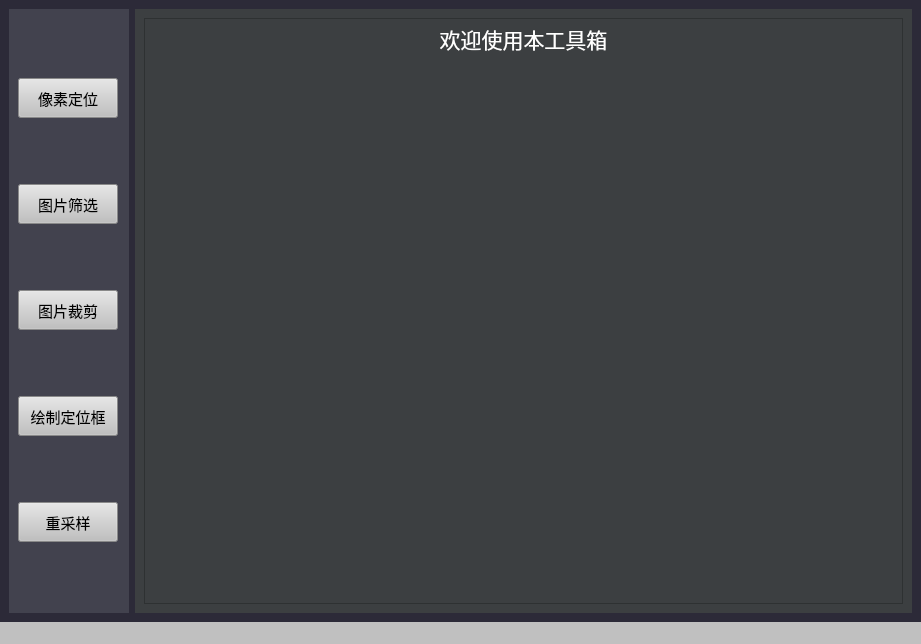
This is UI_MainWindow.ui in COKID/ImageToolsGUI as Qt 5 draws it before an edit. The edited form follows.
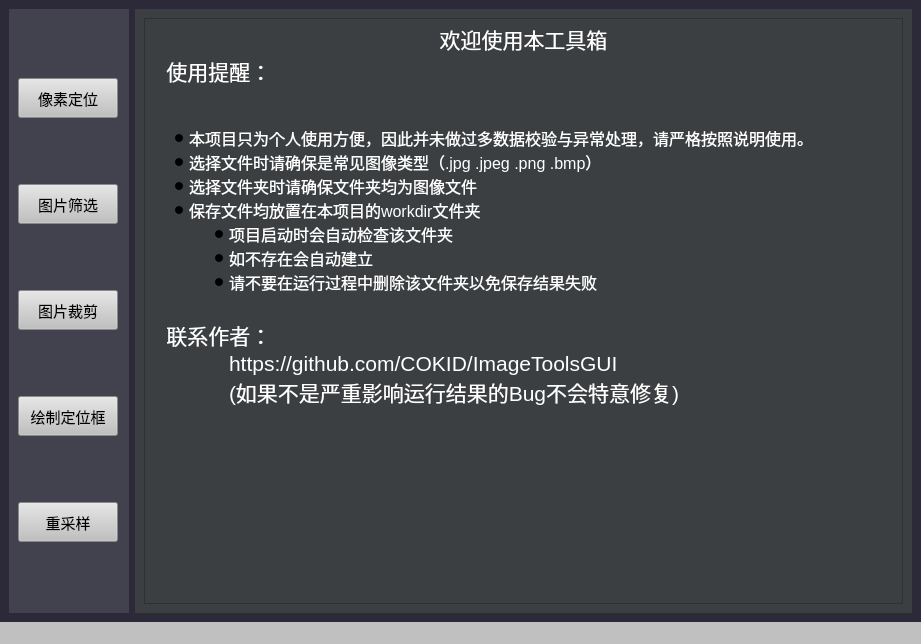
This is the edited form. The open tabs and pages were chosen to show the change.

Diff of the .ui file:
```diff
--- a/UI_MainWindow.ui
+++ b/UI_MainWindow.ui
@@ -220,7 +220,21 @@
 &lt;html&gt;&lt;head&gt;&lt;meta name=&quot;qrichtext&quot; content=&quot;1&quot; /&gt;&lt;style type=&quot;text/css&quot;&gt;
 p, li { white-space: pre-wrap; }
 &lt;/style&gt;&lt;/head&gt;&lt;body style=&quot; font-family:'SimSun'; font-size:9pt; font-weight:400; font-style:normal;&quot;&gt;
-&lt;p align=&quot;center&quot; style=&quot; margin-top:0px; margin-bottom:0px; margin-left:0px; margin-right:0px; -qt-block-indent:0; text-indent:0px;&quot;&gt;&lt;span style=&quot; font-size:16pt; color:#ffffff;&quot;&gt;欢迎使用本工具箱&lt;/span&gt;&lt;/p&gt;&lt;/body&gt;&lt;/html&gt;</string>
+&lt;p align=&quot;center&quot; style=&quot; margin-top:0px; margin-bottom:0px; margin-left:0px; margin-right:0px; -qt-block-indent:0; text-indent:0px;&quot;&gt;&lt;span style=&quot; font-size:16pt; color:#ffffff;&quot;&gt;欢迎使用本工具箱&lt;/span&gt;&lt;/p&gt;
+&lt;p style=&quot; margin-top:0px; margin-bottom:0px; margin-left:0px; margin-right:0px; -qt-block-indent:0; text-indent:0px;&quot;&gt;&lt;span style=&quot; font-size:16pt; color:#ffffff;&quot;&gt;   使用提醒：&lt;/span&gt;&lt;/p&gt;
+&lt;p style=&quot;-qt-paragraph-type:empty; margin-top:0px; margin-bottom:0px; margin-left:0px; margin-right:0px; -qt-block-indent:0; text-indent:0px; font-size:16pt; color:#ffffff;&quot;&gt;&lt;br /&gt;&lt;/p&gt;
+&lt;ul style=&quot;margin-top: 0px; margin-bottom: 0px; margin-left: 0px; margin-right: 0px; -qt-list-indent: 1;&quot;&gt;&lt;li style=&quot; font-family:'Open Sans,Clear Sans,Helvetica Neue,Helvetica,Arial,Segoe UI Emoji,sans-serif'; font-size:16pt; color:#ffffff;&quot; style=&quot; margin-top:14px; margin-bottom:0px; margin-left:0px; margin-right:0px; -qt-block-indent:0; text-indent:0px;&quot;&gt;&lt;span style=&quot; font-size:16px;&quot;&gt;本项目只为个人使用方便，因此并未做过多数据校验与异常处理，请严格按照说明使用。&lt;/span&gt;&lt;/li&gt;
+&lt;li style=&quot; font-family:'Open Sans,Clear Sans,Helvetica Neue,Helvetica,Arial,Segoe UI Emoji,sans-serif'; font-size:16pt; color:#ffffff;&quot; style=&quot; margin-top:0px; margin-bottom:0px; margin-left:0px; margin-right:0px; -qt-block-indent:0; text-indent:0px;&quot;&gt;&lt;span style=&quot; font-size:16px;&quot;&gt;选择文件时请确保是常见图像类型（.jpg .jpeg .png .bmp）&lt;/span&gt;&lt;/li&gt;
+&lt;li style=&quot; font-family:'Open Sans,Clear Sans,Helvetica Neue,Helvetica,Arial,Segoe UI Emoji,sans-serif'; font-size:16pt; color:#ffffff;&quot; style=&quot; margin-top:0px; margin-bottom:0px; margin-left:0px; margin-right:0px; -qt-block-indent:0; text-indent:0px;&quot;&gt;&lt;span style=&quot; font-size:16px;&quot;&gt;选择文件夹时请确保文件夹均为图像文件&lt;/span&gt;&lt;/li&gt;
+&lt;li style=&quot; font-family:'Open Sans,Clear Sans,Helvetica Neue,Helvetica,Arial,Segoe UI Emoji,sans-serif'; font-size:16pt; color:#ffffff;&quot; style=&quot; margin-top:0px; margin-bottom:0px; margin-left:0px; margin-right:0px; -qt-block-indent:0; text-indent:0px;&quot;&gt;&lt;span style=&quot; font-size:16px;&quot;&gt;保存文件均放置在本项目的workdir文件夹&lt;/span&gt;&lt;/li&gt;&lt;/ul&gt;
+&lt;ul style=&quot;margin-top: 0px; margin-bottom: 0px; margin-left: 0px; margin-right: 0px; -qt-list-indent: 2;&quot;&gt;&lt;li style=&quot; font-family:'Open Sans,Clear Sans,Helvetica Neue,Helvetica,Arial,Segoe UI Emoji,sans-serif'; font-size:16pt; color:#ffffff;&quot; style=&quot; margin-top:0px; margin-bottom:0px; margin-left:0px; margin-right:0px; -qt-block-indent:0; text-indent:0px;&quot;&gt;&lt;span style=&quot; font-size:16px;&quot;&gt;项目启动时会自动检查该文件夹&lt;/span&gt;&lt;/li&gt;
+&lt;li style=&quot; font-family:'Open Sans,Clear Sans,Helvetica Neue,Helvetica,Arial,Segoe UI Emoji,sans-serif'; font-size:16pt; color:#ffffff;&quot; style=&quot; margin-top:0px; margin-bottom:0px; margin-left:0px; margin-right:0px; -qt-block-indent:0; text-indent:0px;&quot;&gt;&lt;span style=&quot; font-size:16px;&quot;&gt;如不存在会自动建立&lt;/span&gt;&lt;/li&gt;
+&lt;li style=&quot; font-family:'Open Sans,Clear Sans,Helvetica Neue,Helvetica,Arial,Segoe UI Emoji,sans-serif'; font-size:16pt; color:#ffffff;&quot; style=&quot; margin-top:0px; margin-bottom:0px; margin-left:0px; margin-right:0px; -qt-block-indent:0; text-indent:0px;&quot;&gt;&lt;span style=&quot; font-size:16px;&quot;&gt;请不要在运行过程中删除该文件夹以免保存结果失败&lt;/span&gt;&lt;/li&gt;&lt;/ul&gt;
+&lt;p style=&quot;-qt-paragraph-type:empty; margin-top:0px; margin-bottom:0px; margin-left:0px; margin-right:0px; -qt-block-indent:0; text-indent:0px; font-family:'Open Sans,Clear Sans,Helvetica Neue,Helvetica,Arial,Segoe UI Emoji,sans-serif'; font-size:16pt; color:#ffffff;&quot;&gt;&lt;br /&gt;&lt;/p&gt;
+&lt;p style=&quot; margin-top:0px; margin-bottom:0px; margin-left:0px; margin-right:0px; -qt-block-indent:0; text-indent:0px;&quot;&gt;&lt;span style=&quot; font-size:16pt; color:#ffffff;&quot;&gt;   联系作者：&lt;/span&gt;&lt;/p&gt;
+&lt;p style=&quot; margin-top:0px; margin-bottom:0px; margin-left:0px; margin-right:0px; -qt-block-indent:0; text-indent:0px;&quot;&gt;&lt;span style=&quot; font-size:16pt; color:#ffffff;&quot;&gt;	https://github.com/COKID/ImageToolsGUI&lt;/span&gt;&lt;/p&gt;
+&lt;p style=&quot; margin-top:0px; margin-bottom:0px; margin-left:0px; margin-right:0px; -qt-block-indent:0; text-indent:0px;&quot;&gt;&lt;span style=&quot; font-size:16pt; color:#ffffff;&quot;&gt;	(如果不是严重影响运行结果的Bug不会特意修复)&lt;/span&gt;&lt;/p&gt;
+&lt;p style=&quot;-qt-paragraph-type:empty; margin-top:0px; margin-bottom:0px; margin-left:0px; margin-right:0px; -qt-block-indent:1; text-indent:0px; font-family:'Open Sans,Clear Sans,Helvetica Neue,Helvetica,Arial,Segoe UI Emoji,sans-serif'; font-size:16pt; color:#ffffff;&quot;&gt;&lt;br /&gt;&lt;/p&gt;&lt;/body&gt;&lt;/html&gt;</string>
           </property>
          </widget>
         </item>
```
Left out of the diff: 4 changed lines with no effect on the pictures.
